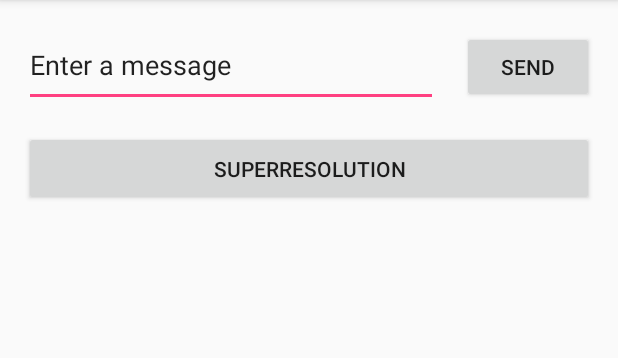
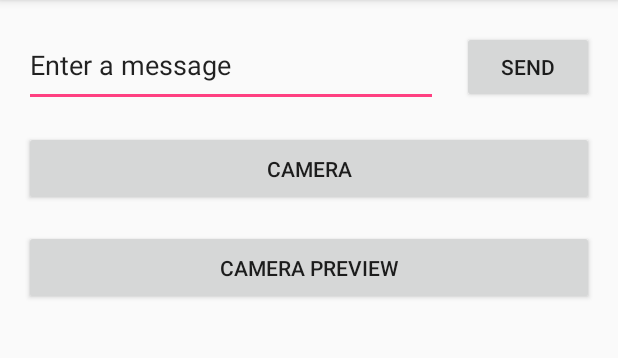
Before and after one commit to bfortuner/AndroidDemo, an Android app: the screen it shows after launch (MainActivity), on a phone screen of 412 x 824 dp, the part 84-442 px from its top. Run offline under Robolectric (Android 15) with nearby library versions, the phone set to English and light mode, and no system bars.

Commit message:
added camera preview template

```diff
--- a/app/src/main/res/layout/activity_main.xml
+++ b/app/src/main/res/layout/activity_main.xml
@@ -41,8 +41,23 @@
         android:layout_marginEnd="16dp"
         android:layout_marginStart="16dp"
         android:layout_marginTop="16dp"
+        android:onClick="openCameraPreview"
+        android:text="@string/button_camera_preview"
+        app:layout_constraintEnd_toEndOf="parent"
+        app:layout_constraintHorizontal_bias="0.0"
+        app:layout_constraintRight_toRightOf="parent"
+        app:layout_constraintStart_toStartOf="parent"
+        app:layout_constraintTop_toBottomOf="@+id/button3" />
+
+    <Button
+        android:id="@+id/button3"
+        android:layout_width="0dp"
+        android:layout_height="50dp"
+        android:layout_marginEnd="16dp"
+        android:layout_marginStart="16dp"
+        android:layout_marginTop="16dp"
         android:onClick="openCamera"
-        android:text="@string/button_superresolution"
+        android:text="@string/button_camera"
         app:layout_constraintEnd_toEndOf="parent"
         app:layout_constraintRight_toRightOf="parent"
         app:layout_constraintStart_toStartOf="parent"
--- a/app/src/main/res/values/strings.xml
+++ b/app/src/main/res/values/strings.xml
@@ -3,6 +3,10 @@
     <string name="edit_message">Enter a message</string>
     <string name="button_send">Send</string>
     <string name="camera_msg">Hello, Camera.</string>
-    <string name="button_superresolution">Superresolution</string>
+    <string name="button_camera">Camera</string>
+    <string name="button_camera_preview">Camera preview</string>
     <string name="button_takephoto">Take photo</string>
+    <string name="button_loadphoto">Load photo</string>
+    <string name="button_preview_capture">Capture</string>
+    <string name="preview_desc">Camera preview description</string>
 </resources>
```
Also changed, not shown: app/src/main/AndroidManifest.xml (+10 -1 lines), app/src/main/java/bfortuner/androiddemo/CameraActivity.java (+11 -6 lines), app/src/main/java/bfortuner/androiddemo/CameraPreview.java (added, +18 -0 lines), app/src/main/java/bfortuner/androiddemo/MainActivity.java (+11 -3 lines), app/src/main/res/layout/activity_camera.xml (+23 -8 lines), app/src/main/res/layout/activity_camera_preview.xml (added, +33 -0 lines).
